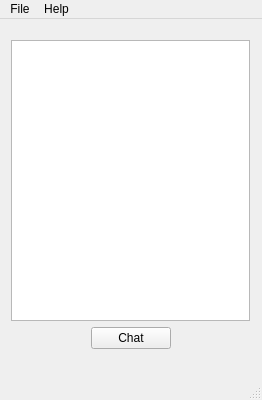
This is comm_nt/mainwindow.ui in thebruno/comm-nt as Qt 5 draws it before an edit. The edited form follows.
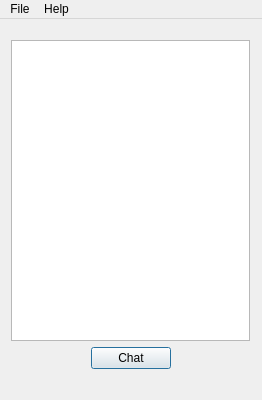
This is the edited form. Icons and pictures are not drawn.

```diff
--- a/comm_nt/mainwindow.ui
+++ b/comm_nt/mainwindow.ui
@@ -10,6 +10,12 @@
     <height>400</height>
    </rect>
   </property>
+  <property name="sizePolicy">
+   <sizepolicy hsizetype="Preferred" vsizetype="Preferred">
+    <horstretch>0</horstretch>
+    <verstretch>0</verstretch>
+   </sizepolicy>
+  </property>
   <property name="minimumSize">
    <size>
     <width>262</width>
@@ -29,11 +35,8 @@
    <iconset resource="resources.qrc">
     <normaloff>:/icons/chat2.ico</normaloff>:/icons/chat2.ico</iconset>
   </property>
-  <property name="iconSize">
-   <size>
-    <width>48</width>
-    <height>48</height>
-   </size>
+  <property name="unifiedTitleAndToolBarOnMac">
+   <bool>true</bool>
   </property>
   <widget class="QWidget" name="centralWidget">
    <widget class="QWidget" name="verticalLayoutWidget">
@@ -42,7 +45,7 @@
       <x>0</x>
       <y>10</y>
       <width>261</width>
-      <height>331</height>
+      <height>351</height>
      </rect>
     </property>
     <layout class="QVBoxLayout" name="verticalLayout">
@@ -73,6 +76,15 @@
           <iconset resource="resources.qrc">
            <normaloff>:/icons/chat2.ico</normaloff>:/icons/chat2.ico</iconset>
          </property>
+         <property name="autoDefault">
+          <bool>true</bool>
+         </property>
+         <property name="default">
+          <bool>true</bool>
+         </property>
+         <property name="flat">
+          <bool>false</bool>
+         </property>
         </widget>
        </item>
        <item>
@@ -92,6 +104,19 @@
      </item>
     </layout>
    </widget>
+   <widget class="QLabel" name="lblStatus">
+    <property name="geometry">
+     <rect>
+      <x>10</x>
+      <y>360</y>
+      <width>241</width>
+      <height>20</height>
+     </rect>
+    </property>
+    <property name="text">
+     <string/>
+    </property>
+   </widget>
   </widget>
   <widget class="QMenuBar" name="menuBar">
    <property name="geometry">
@@ -119,7 +144,6 @@
    <addaction name="menuFile"/>
    <addaction name="menuHelp"/>
   </widget>
-  <widget class="QStatusBar" name="statusBar"/>
   <action name="actionExit">
    <property name="icon">
     <iconset resource="resources.qrc">
```
Left out of the diff: 3 changed lines with no effect on the pictures.
